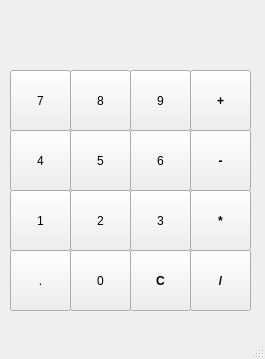
First picture: the form in mainwindow.ui, repository mikaeliskah/calculator, before the edit.
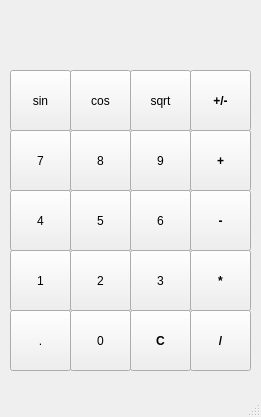
Second picture: the form after the edit.

Commit message: added decimal point, sign and trailing zero functionality

Diff of the .ui file:
```diff
--- a/mainwindow.ui
+++ b/mainwindow.ui
@@ -6,8 +6,8 @@
    <rect>
     <x>0</x>
     <y>0</y>
-    <width>265</width>
-    <height>359</height>
+    <width>261</width>
+    <height>417</height>
    </rect>
   </property>
   <property name="font">
@@ -27,7 +27,7 @@
     <property name="geometry">
      <rect>
       <x>70</x>
-      <y>250</y>
+      <y>310</y>
       <width>61</width>
       <height>61</height>
      </rect>
@@ -40,7 +40,7 @@
     <property name="geometry">
      <rect>
       <x>10</x>
-      <y>190</y>
+      <y>250</y>
       <width>61</width>
       <height>61</height>
      </rect>
@@ -53,7 +53,7 @@
     <property name="geometry">
      <rect>
       <x>70</x>
-      <y>190</y>
+      <y>250</y>
       <width>61</width>
       <height>61</height>
      </rect>
@@ -66,7 +66,7 @@
     <property name="geometry">
      <rect>
       <x>130</x>
-      <y>190</y>
+      <y>250</y>
       <width>61</width>
       <height>61</height>
      </rect>
@@ -79,7 +79,7 @@
     <property name="geometry">
      <rect>
       <x>10</x>
-      <y>130</y>
+      <y>190</y>
       <width>61</width>
       <height>61</height>
      </rect>
@@ -92,7 +92,7 @@
     <property name="geometry">
      <rect>
       <x>70</x>
-      <y>130</y>
+      <y>190</y>
       <width>61</width>
       <height>61</height>
      </rect>
@@ -105,7 +105,7 @@
     <property name="geometry">
      <rect>
       <x>130</x>
-      <y>130</y>
+      <y>190</y>
       <width>61</width>
       <height>61</height>
      </rect>
@@ -118,7 +118,7 @@
     <property name="geometry">
      <rect>
       <x>70</x>
-      <y>70</y>
+      <y>130</y>
       <width>61</width>
       <height>61</height>
      </rect>
@@ -131,7 +131,7 @@
     <property name="geometry">
      <rect>
       <x>10</x>
-      <y>70</y>
+      <y>130</y>
       <width>61</width>
       <height>61</height>
      </rect>
@@ -144,7 +144,7 @@
     <property name="geometry">
      <rect>
       <x>130</x>
-      <y>70</y>
+      <y>130</y>
       <width>61</width>
       <height>61</height>
      </rect>
@@ -157,7 +157,7 @@
     <property name="geometry">
      <rect>
       <x>190</x>
-      <y>130</y>
+      <y>190</y>
       <width>61</width>
       <height>61</height>
      </rect>
@@ -176,7 +176,7 @@
     <property name="geometry">
      <rect>
       <x>190</x>
-      <y>190</y>
+      <y>250</y>
       <width>61</width>
       <height>61</height>
      </rect>
@@ -195,7 +195,7 @@
     <property name="geometry">
      <rect>
       <x>190</x>
-      <y>70</y>
+      <y>130</y>
       <width>61</width>
       <height>61</height>
      </rect>
@@ -214,7 +214,7 @@
     <property name="geometry">
      <rect>
       <x>190</x>
-      <y>250</y>
+      <y>310</y>
       <width>61</width>
       <height>61</height>
      </rect>
@@ -255,7 +255,7 @@
     <property name="geometry">
      <rect>
       <x>10</x>
-      <y>250</y>
+      <y>310</y>
       <width>61</width>
       <height>61</height>
      </rect>
@@ -268,7 +268,7 @@
     <property name="geometry">
      <rect>
       <x>130</x>
-      <y>250</y>
+      <y>310</y>
       <width>61</width>
       <height>61</height>
      </rect>
@@ -283,6 +283,64 @@
      <string>C</string>
     </property>
    </widget>
+   <widget class="QPushButton" name="pushButton_17">
+    <property name="geometry">
+     <rect>
+      <x>70</x>
+      <y>70</y>
+      <width>61</width>
+      <height>61</height>
+     </rect>
+    </property>
+    <property name="text">
+     <string>cos</string>
+    </property>
+   </widget>
+   <widget class="QPushButton" name="pushButton_18">
+    <property name="geometry">
+     <rect>
+      <x>190</x>
+      <y>70</y>
+      <width>61</width>
+      <height>61</height>
+     </rect>
+    </property>
+    <property name="font">
+     <font>
+      <weight>75</weight>
+      <bold>true</bold>
+     </font>
+    </property>
+    <property name="text">
+     <string>+/-</string>
+    </property>
+   </widget>
+   <widget class="QPushButton" name="pushButton_19">
+    <property name="geometry">
+     <rect>
+      <x>130</x>
+      <y>70</y>
+      <width>61</width>
+      <height>61</height>
+     </rect>
+    </property>
+    <property name="text">
+     <string>sqrt</string>
+    </property>
+   </widget>
+   <widget class="QPushButton" name="pushButton_20">
+    <property name="geometry">
+     <rect>
+      <x>10</x>
+      <y>70</y>
+      <width>61</width>
+      <height>61</height>
+     </rect>
+    </property>
+    <property name="text">
+     <string>sin</string>
+    </property>
+   </widget>
   </widget>
   <widget class="QMenuBar" name="menubar">
    <property name="geometry">
```
Left out of the diff: 2 changed lines with no effect on the pictures. The commit also changes 2 other files.
